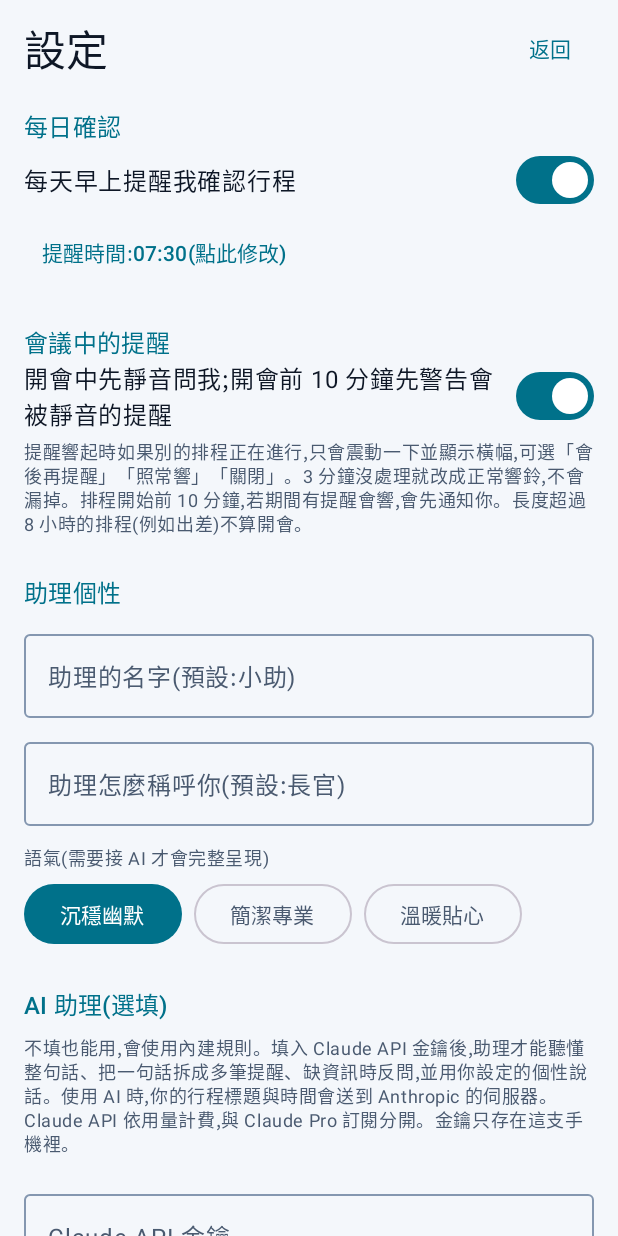
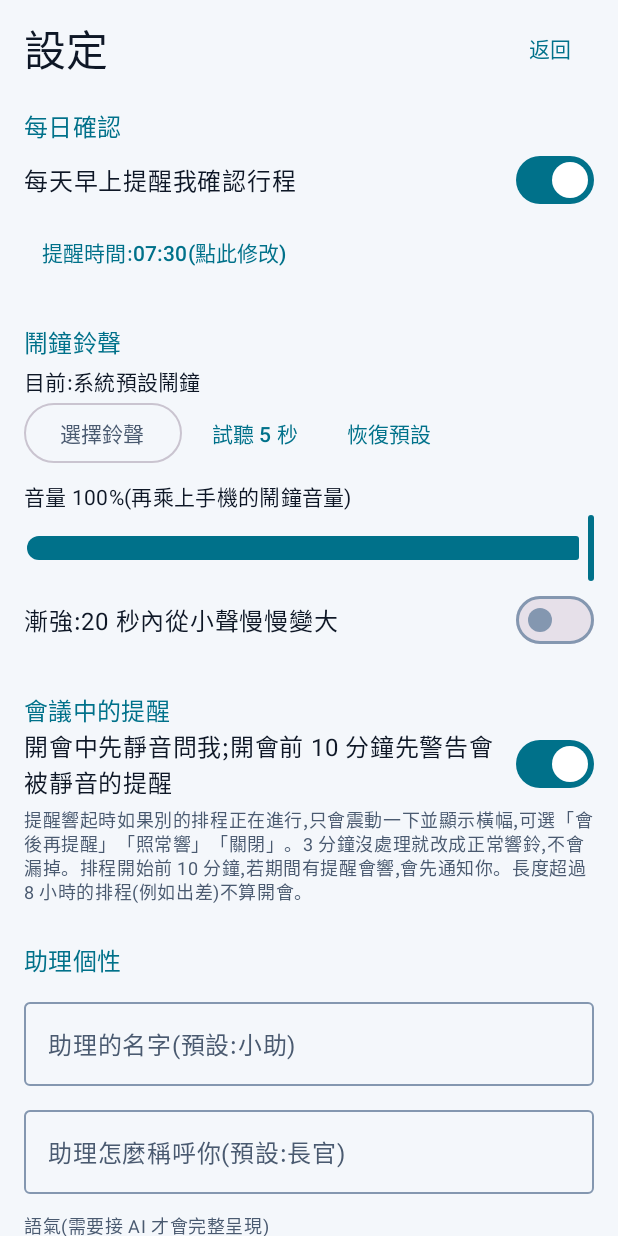
Before and after one commit to York260/free-life, an Android app built with Jetpack Compose: the composable SettingsScreen shown on its own in the app's theme, on a phone screen of 412 x 824 dp. Run offline under Robolectric (Android 15) with nearby library versions, the phone set to English and light mode, and no system bars.

Commit message:
Voice: fill input box with candidates and better parsing; alarm ringtone picker, volume, fade-in
Co-Authored-By: Claude Sonnet 5.5 <noreply@anthropic.com>
Claude-Session: https://claude.ai/code/session_01TMPVYK6NRrJejmTwynC2kq

```diff
--- a/app/src/main/java/com/freelife/app/AppSettings.kt
+++ b/app/src/main/java/com/freelife/app/AppSettings.kt
@@ -72,6 +72,27 @@ object AppSettings {
         prefs(ctx).edit().putBoolean("thrift", value).apply()
     }
 
+    /** 自訂鬧鐘鈴聲(uri 字串),空字串 = 系統預設鬧鐘。 */
+    fun alarmSound(ctx: Context): String = prefs(ctx).getString("alarm_sound", "") ?: ""
+
+    fun setAlarmSound(ctx: Context, value: String) {
+        prefs(ctx).edit().putString("alarm_sound", value).apply()
+    }
+
+    /** 鬧鐘音量比例 20–100(乘在系統鬧鐘音量上)。 */
+    fun alarmVolume(ctx: Context): Int = prefs(ctx).getInt("alarm_volume", 100).coerceIn(20, 100)
+
+    fun setAlarmVolume(ctx: Context, value: Int) {
+        prefs(ctx).edit().putInt("alarm_volume", value.coerceIn(20, 100)).apply()
+    }
+
+    /** 鈴聲漸強:從小聲慢慢變大。 */
+    fun alarmFade(ctx: Context): Boolean = prefs(ctx).getBoolean("alarm_fade", false)
+
+    fun setAlarmFade(ctx: Context, value: Boolean) {
+        prefs(ctx).edit().putBoolean("alarm_fade", value).apply()
+    }
+
     fun apiKey(ctx: Context): String = prefs(ctx).getString("api_key", "") ?: ""
 
     fun setApiKey(ctx: Context, value: String) {
--- a/app/src/main/java/com/freelife/app/BriefingScreen.kt
+++ b/app/src/main/java/com/freelife/app/BriefingScreen.kt
@@ -20,11 +20,16 @@ import androidx.compose.material3.Card
 import androidx.compose.material3.MaterialTheme
 import androidx.compose.material3.OutlinedButton
 import androidx.compose.material3.OutlinedTextField
+import androidx.compose.material3.Slider
 import androidx.compose.material3.Switch
+import android.content.Intent
+import android.media.RingtoneManager
+import androidx.activity.compose.rememberLauncherForActivityResult
+import androidx.activity.result.contract.ActivityResultContracts
+import androidx.compose.runtime.DisposableEffect
 import androidx.compose.material3.Text
 import androidx.compose.material3.TextButton
 import androidx.compose.runtime.Composable
-import androidx.compose.runtime.DisposableEffect
 import androidx.compose.runtime.getValue
 import androidx.compose.runtime.mutableStateOf
 import androidx.compose.runtime.remember
@@ -254,6 +259,21 @@ fun SettingsScreen(onBack: () -> Unit) {
     var conflictAsk by remember { mutableStateOf(AppSettings.conflictAsk(ctx)) }
     var testing by remember { mutableStateOf(false) }
     var testResult by remember { mutableStateOf<String?>(null) }
+    var soundName by remember { mutableStateOf(AlarmSound.title(ctx)) }
+    var volume by remember { mutableStateOf(AppSettings.alarmVolume(ctx).toFloat()) }
+    var fade by remember { mutableStateOf(AppSettings.alarmFade(ctx)) }
+    val soundPicker = rememberLauncherForActivityResult(ActivityResultContracts.StartActivityForResult()) { res ->
+        if (res.resultCode == android.app.Activity.RESULT_OK) {
+            @Suppress("DEPRECATION")
+            val u = res.data?.getParcelableExtra<android.net.Uri>(RingtoneManager.EXTRA_RINGTONE_PICKED_URI)
+            // 選到「預設」時系統會回傳預設鬧鐘的 uri;存成空字串代表跟著系統
+            val isDefault = u == null || u == RingtoneManager.getDefaultUri(RingtoneManager.TYPE_ALARM)
+            AppSettings.setAlarmSound(ctx, if (isDefault) "" else u.toString())
+            soundName = AlarmSound.title(ctx)
+            AlarmSound.preview(ctx)
+        }
+    }
+    DisposableEffect(Unit) { onDispose { AlarmSound.stopPreview() } }
 
     Column(
         modifier = Modifier
@@ -314,6 +334,62 @@ fun SettingsScreen(onBack: () -> Unit) {
                 },
             ) {
                 Text("提醒時間:%02d:%02d(點此修改)".format(minutes / 60, minutes % 60))
+            }
+
+            Text(
+                text = "鬧鐘鈴聲",
+                style = MaterialTheme.typography.titleMedium,
+                color = MaterialTheme.colorScheme.primary,
+                modifier = Modifier.padding(top = 24.dp),
+            )
+            Text(
+                text = "目前:$soundName",
+                style = MaterialTheme.typography.bodyMedium,
+                modifier = Modifier.padding(top = 4.dp),
+            )
+            Row(horizontalArrangement = Arrangement.spacedBy(8.dp), verticalAlignment = Alignment.CenterVertically) {
+                OutlinedButton(onClick = {
+                    val i = Intent(RingtoneManager.ACTION_RINGTONE_PICKER)
+                        .putExtra(RingtoneManager.EXTRA_RINGTONE_TYPE, RingtoneManager.TYPE_ALARM)
+                        .putExtra(RingtoneManager.EXTRA_RINGTONE_TITLE, "選擇鬧鐘鈴聲")
+                        .putExtra(RingtoneManager.EXTRA_RINGTONE_SHOW_DEFAULT, true)
+                        .putExtra(RingtoneManager.EXTRA_RINGTONE_SHOW_SILENT, false)
+                        .putExtra(
+                            RingtoneManager.EXTRA_RINGTONE_EXISTING_URI,
+                            AlarmSound.chosen(ctx) ?: RingtoneManager.getDefaultUri(RingtoneManager.TYPE_ALARM),
+                        )
+                    soundPicker.launch(i)
+                }) { Text("選擇鈴聲") }
+                TextButton(onClick = { AlarmSound.preview(ctx) }) { Text("試聽 5 秒") }
+                TextButton(onClick = {
+                    AppSettings.setAlarmSound(ctx, "")
+                    soundName = AlarmSound.title(ctx)
+                }) { Text("恢復預設") }
+            }
+            Text(
+                text = "音量 ${volume.toInt()}%(再乘上手機的鬧鐘音量)",
+                style = MaterialTheme.typography.bodyMedium,
+                modifier = Modifier.padding(top = 8.dp),
+            )
+            Slider(
+                value = volume,
+                onValueChange = { volume = it },
+                onValueChangeFinished = { AppSettings.setAlarmVolume(ctx, volume.toInt()) },
+                valueRange = 20f..100f,
+            )
+            Row(
+                modifier = Modifier.fillMaxWidth(),
+                verticalAlignment = Alignment.CenterVertically,
+                horizontalArrangement = Arrangement.SpaceBetween,
+            ) {
+                Text(
+                    text = "漸強:20 秒內從小聲慢慢變大",
+                    modifier = Modifier.weight(1f).padding(end = 12.dp),
+                )
+                Switch(checked = fade, onCheckedChange = {
+                    fade = it
+                    AppSettings.setAlarmFade(ctx, it)
+                })
             }
 
             Text(
--- a/app/src/main/java/com/freelife/app/Persona.kt
+++ b/app/src/main/java/com/freelife/app/Persona.kt
@@ -100,7 +100,8 @@ object Persona {
             "10. say 最多三句,口語。\n" +
             "11. 有時間的提醒,如果使用者沒提到要不要重複、也沒提到提前提醒,第一次先 ask 設為 true、reminders 設為空陣列," +
             "在 say 裡用一句話問「要重複或提前提醒嗎?」,並記住這件事的內容。使用者回答後再建立(回答「不用」「準時」就都不設)。" +
-            "每件事只問一次,使用者說過不用就不要再問;小任務(沒有時間)不用問。"
+            "每件事只問一次,使用者說過不用就不要再問;小任務(沒有時間)不用問。\n" +
+            "12. 使用者常用語音輸入,文字可能有同音錯字或漏字(時間、地點、人名尤其容易),請依上下文推測原意;真的無法判斷再反問。"
 }
 
 /** AI 這一輪的結果:要對使用者說的話、是否在等使用者回答、已建立的提醒、被略過的。 */
```
Also changed, not shown: app/src/main/java/com/freelife/app/Alarm.kt (+28 -0 lines), app/src/main/java/com/freelife/app/AssistantScreen.kt (+40 -3 lines), app/src/main/java/com/freelife/app/ReminderParser.kt (+18 -1 lines), app/src/main/java/com/freelife/app/Sound.kt (added, +98 -0 lines).
